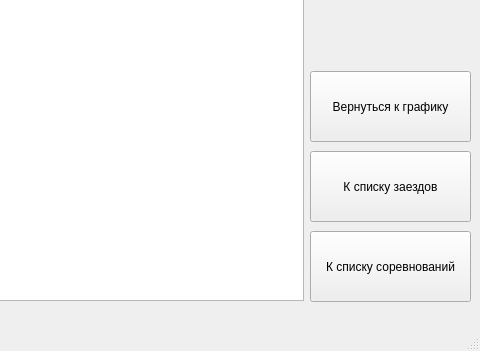
This is TableViewRace.ui in vitoffer/Predprof23 as Qt 5 draws it before an edit; both pictures show x 620 to 1100 and y 449 to 800 of the 1100 by 800 pixel window. The edited form follows.
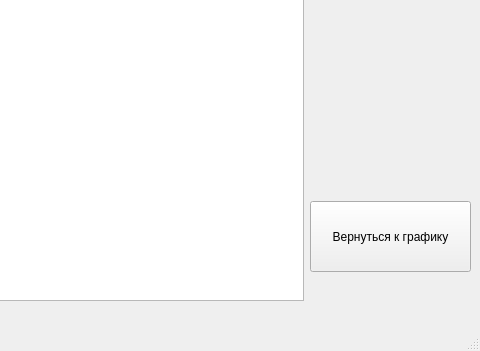
This is the edited form.

The edit to the form file:
```diff
--- a/TableViewRace.ui
+++ b/TableViewRace.ui
@@ -14,19 +14,6 @@
    <string>MainWindow</string>
   </property>
   <widget class="QWidget" name="centralwidget">
-   <widget class="QPushButton" name="MenuButton">
-    <property name="geometry">
-     <rect>
-      <x>930</x>
-      <y>680</y>
-      <width>161</width>
-      <height>71</height>
-     </rect>
-    </property>
-    <property name="text">
-     <string>К списку соревнований</string>
-    </property>
-   </widget>
    <widget class="QTableWidget" name="tableWidget">
     <property name="geometry">
      <rect>
@@ -65,7 +52,7 @@
     <property name="geometry">
      <rect>
       <x>930</x>
-      <y>520</y>
+      <y>650</y>
       <width>161</width>
       <height>71</height>
      </rect>
@@ -74,19 +61,6 @@
      <string>Вернуться к графику</string>
     </property>
    </widget>
-   <widget class="QPushButton" name="toTableButton">
-    <property name="geometry">
-     <rect>
-      <x>930</x>
-      <y>600</y>
-      <width>161</width>
-      <height>71</height>
-     </rect>
-    </property>
-    <property name="text">
-     <string>К списку заездов</string>
-    </property>
-   </widget>
    <widget class="QLabel" name="type_label">
     <property name="geometry">
      <rect>
```
